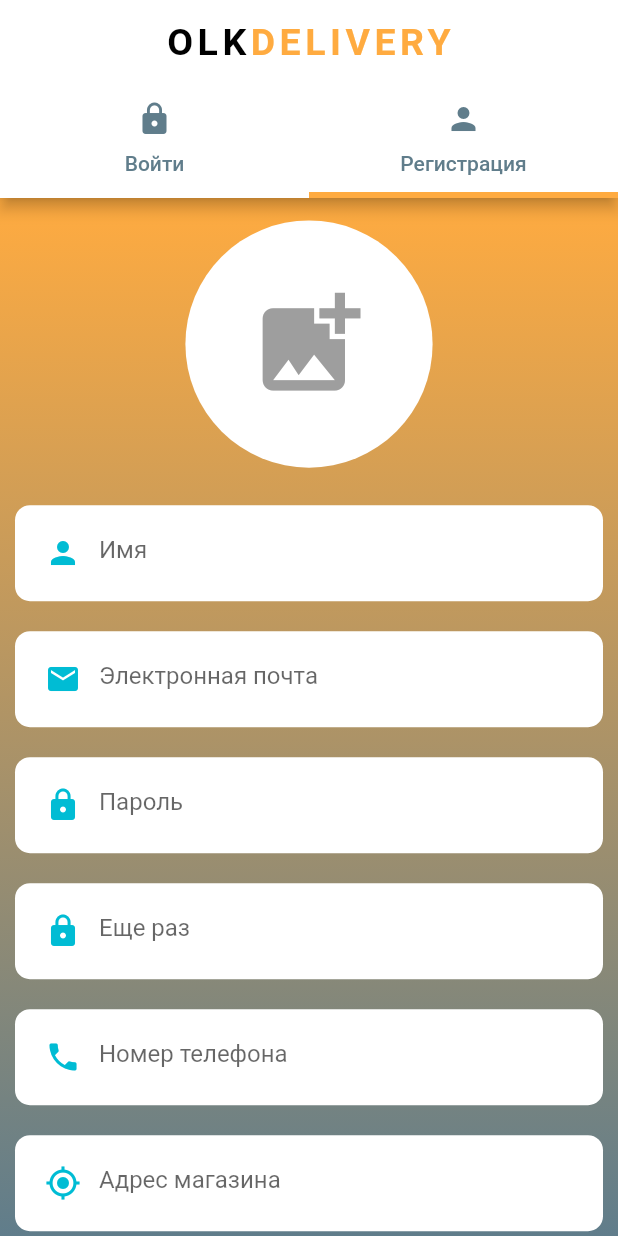
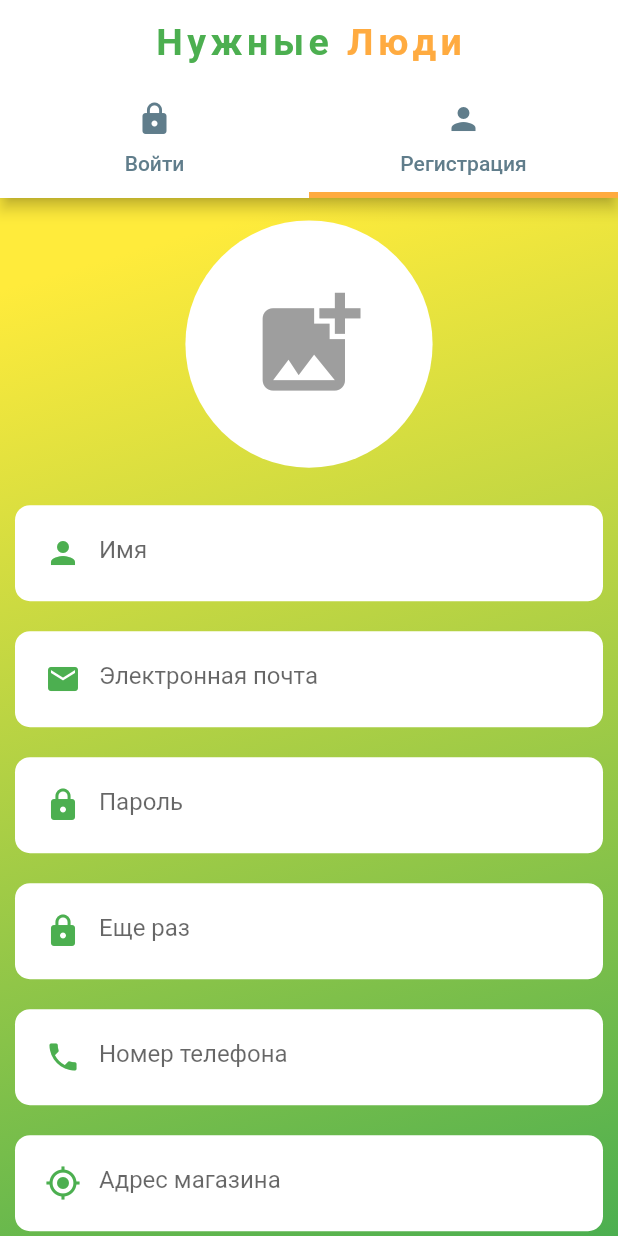
Before and after one commit to banchin95/olkdelivery_seller_app, a Flutter app: the screen it shows after launch, tab 2 chosen, on a phone screen of 412 x 824 dp. Run offline on Flutter 3.47's test engine with Material 2 defaults, Android fonts, the phone set to English and light mode, and no system bars; our stand-ins replace cloud_firestore, firebase_auth, firebase_core, firebase_storage, fluttertoast, geocoding and 3 more; accounts and stored records are empty.

Commit message:
add design new

```diff
--- a/lib/authentication/auth_screen.dart
+++ b/lib/authentication/auth_screen.dart
@@ -26,13 +26,13 @@ class _AuthScreenState extends State<AuthScreen> {
             text: const TextSpan(
               style: TextStyle(
                 fontSize: 25,
-                fontFamily: "Righteous",
+                fontFamily: "Jost",
                 letterSpacing: 3,
                 fontWeight: FontWeight.bold,
               ),
               children: <TextSpan> [
-                TextSpan(text: "OLK", style: TextStyle(color: Colors.black),),
-                TextSpan(text: "DELIVERY", style: TextStyle(color: Colors.orangeAccent),),
+                TextSpan(text: "Нужные", style: TextStyle(color: Colors.green),),
+                TextSpan(text: " Люди", style: TextStyle(color: Colors.orangeAccent),),
               ],
             ),
           ),
@@ -65,11 +65,11 @@ class _AuthScreenState extends State<AuthScreen> {
         body: Container(
           decoration: const BoxDecoration(
             gradient: LinearGradient(
-              begin: Alignment.bottomCenter,
+              begin: Alignment.bottomRight,
               end: Alignment.topCenter,
               colors: [
-                Colors.blueGrey,
-                Colors.orangeAccent,
+                Colors.green,
+                Colors.yellow,
               ],
             ),
           ),
--- a/lib/authentication/register.dart
+++ b/lib/authentication/register.dart
@@ -273,18 +273,18 @@ class _RegisterScreenState extends State<RegisterScreen>
                   child: ElevatedButton.icon(
                     label: const Text(
                       "Найти на карте",
-                      style: TextStyle(color: Colors.white),
+                      style: TextStyle(color: Colors.green),
                     ),
                     icon: const Icon(
                       Icons.location_on,
-                      color: Colors.white,
+                      color: Colors.green,
                     ),
                     onPressed: ()
                     {
                       getCurrentLocation();
                     },
                     style: ElevatedButton.styleFrom(
-                      primary: Colors.blueGrey,
+                      primary: Colors.yellow,
                       shape: RoundedRectangleBorder(
                         borderRadius: BorderRadius.circular(30),
                       ),
--- a/lib/mainScreen/home_screen.dart
+++ b/lib/mainScreen/home_screen.dart
@@ -51,7 +51,7 @@ class _HomeScreenState extends State<HomeScreen>
       appBar: AppBar(
         flexibleSpace: Container(
           decoration: const BoxDecoration(
-            color: Colors.blueAccent,
+            color: Colors.green,
           ),
         ),
         title: Text(
--- a/lib/mainScreen/items_screen.dart
+++ b/lib/mainScreen/items_screen.dart
@@ -29,7 +29,7 @@ class _ItemsScreenState extends State<ItemsScreen>
       appBar: AppBar(
         flexibleSpace: Container(
           decoration: const BoxDecoration(
-            color: Colors.blueAccent,
+            color: Colors.green,
           ),
         ),
         title: Text(
--- a/lib/widgets/custom_text_field.dart
+++ b/lib/widgets/custom_text_field.dart
@@ -35,7 +35,7 @@ class CustomTextField extends StatelessWidget
           border: InputBorder.none,
           prefixIcon: Icon(
             data,
-            color: Colors.cyan,
+            color: Colors.green,
           ),
           focusColor: Theme.of(context).primaryColor,
           hintText: hintText,
--- a/lib/widgets/simple_app_bar.dart
+++ b/lib/widgets/simple_app_bar.dart
@@ -22,8 +22,8 @@ class SimpleAppBar extends StatelessWidget with PreferredSizeWidget
         decoration: const BoxDecoration(
           gradient: LinearGradient(
               colors: [
-                Colors.blueGrey,
-                Colors.blueAccent,
+                Colors.green,
+                Colors.yellow,
               ],
               begin: FractionalOffset(0.0, 0.0),
               end: FractionalOffset(1.0, 0.0),
```
Also changed, not shown: lib/splashScreen/splash_screen.dart (+18 -18 lines), 6 other files.
